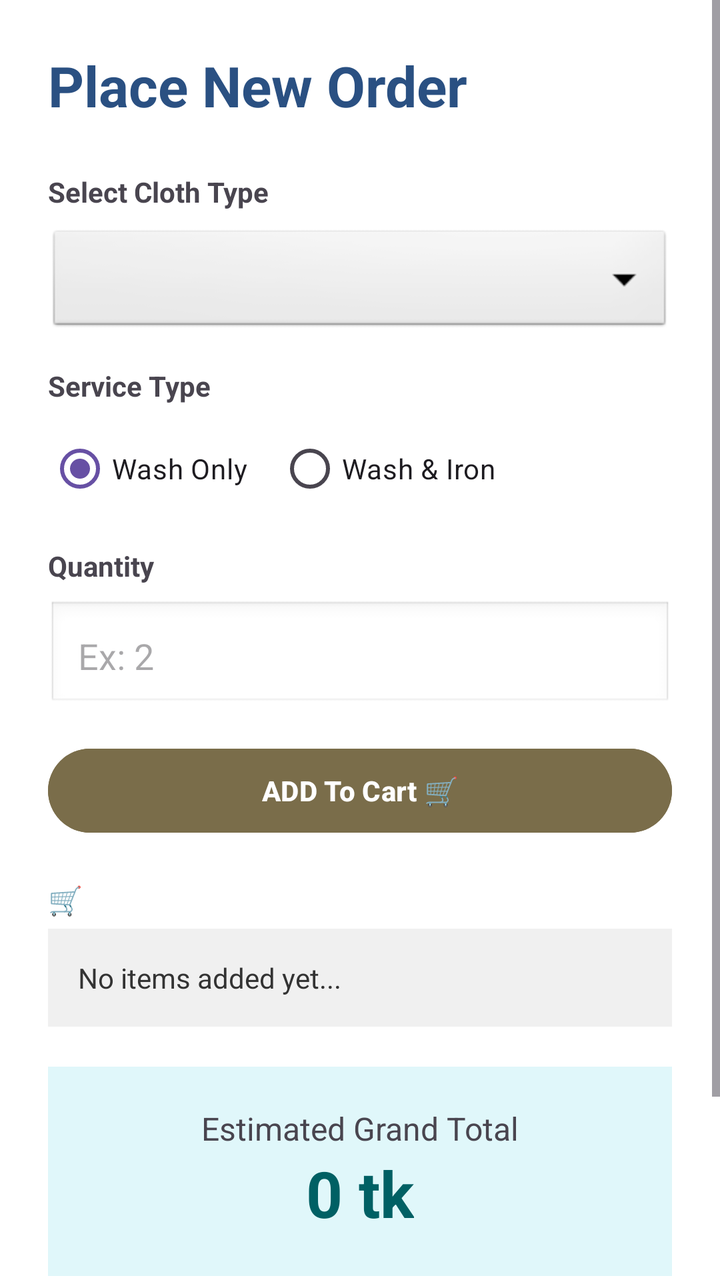
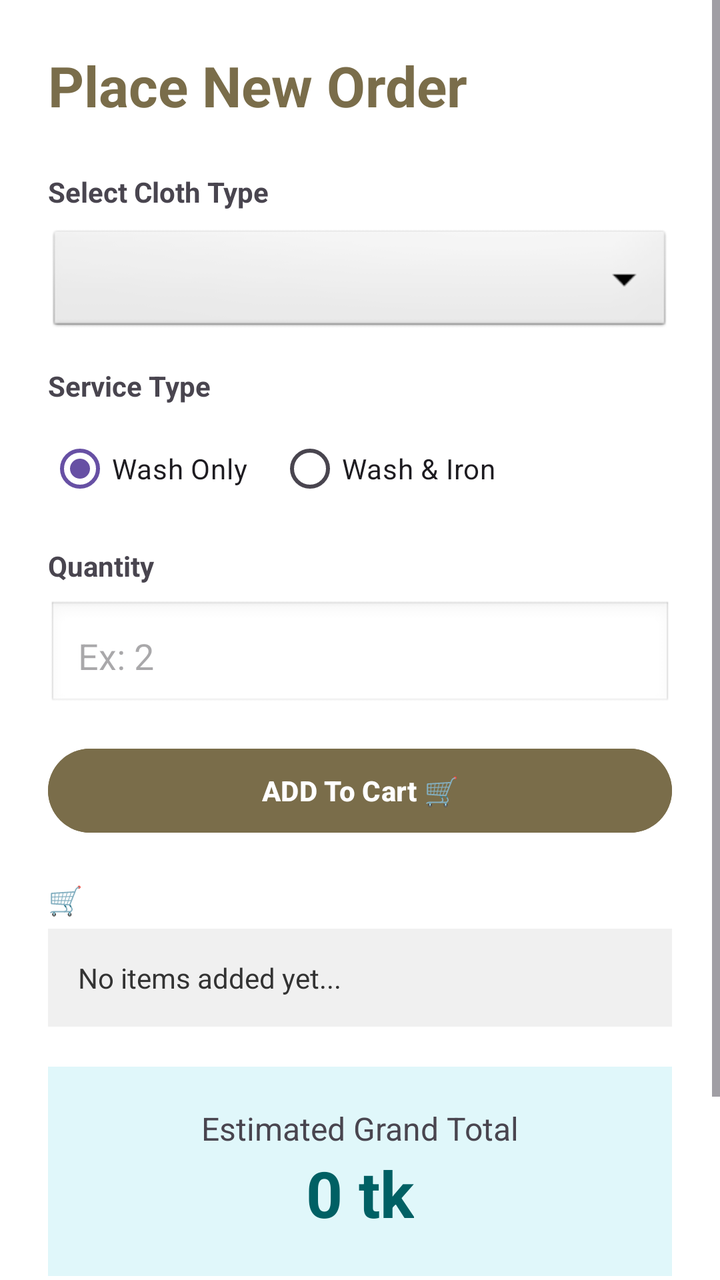

Screens rendered from an Android XML layout before and after an edit, with the pre-edit source and the edit as a unified diff.
<!-- AndroidManifest.xml: application theme Theme.LaundryApp -->
<!-- res/layout/activity_place_order.xml -->
<?xml version="1.0" encoding="utf-8"?>
<ScrollView xmlns:android="http://schemas.android.com/apk/res/android"
    xmlns:tools="http://schemas.android.com/tools"
    android:layout_width="match_parent"
    android:layout_height="match_parent"
    android:background="#FFFFFF">

    <LinearLayout
        android:layout_width="match_parent"
        android:layout_height="wrap_content"
        android:orientation="vertical"
        android:padding="24dp">

        <TextView
            android:layout_width="wrap_content"
            android:layout_height="wrap_content"
            android:text="Place New Order"
            android:textSize="28sp"
            android:textStyle="bold"
            android:textColor="#2a5082"
            android:layout_marginBottom="25dp"/>

        <TextView
            android:layout_width="wrap_content"
            android:layout_height="wrap_content"
            android:text="Select Cloth Type"
            android:textStyle="bold"
            android:layout_marginBottom="8dp"/>

        <Spinner
            android:id="@+id/spinnerClothType"
            android:layout_width="match_parent"
            android:layout_height="55dp"
            android:background="@android:drawable/btn_dropdown"
            android:layout_marginBottom="15dp"/>

        <TextView
            android:layout_width="wrap_content"
            android:layout_height="wrap_content"
            android:text="Service Type"
            android:textStyle="bold"
            android:layout_marginBottom="8dp"/>

        <RadioGroup
            android:id="@+id/radioGroupService"
            android:layout_width="match_parent"
            android:layout_height="wrap_content"
            android:orientation="horizontal"
            android:layout_marginBottom="15dp">

            <RadioButton
                android:id="@+id/rbWashIron"
                android:layout_width="wrap_content"
                android:layout_height="wrap_content"
                android:layout_marginEnd="15dp"
                android:checked="true"
                android:text="Wash Only" />

            <RadioButton
                android:id="@+id/rbDryClean"
                android:layout_width="wrap_content"
                android:layout_height="wrap_content"
                android:text="Wash &amp; Iron" />
        </RadioGroup>

        <TextView
            android:layout_width="wrap_content"
            android:layout_height="wrap_content"
            android:text="Quantity"
            android:textStyle="bold"
            android:layout_marginBottom="8dp"/>

        <EditText
            android:id="@+id/etQuantity"
            android:layout_width="match_parent"
            android:layout_height="55dp"
            android:hint="Ex: 2"
            android:inputType="number"
            android:background="@android:drawable/edit_text"
            android:padding="15dp"
            android:layout_marginBottom="15dp"/>

        <Button
            android:id="@+id/btnAddItem"
            android:layout_width="match_parent"
            android:layout_height="50dp"
            android:layout_marginBottom="20dp"
            android:backgroundTint="#7A6D4A"
            android:text="ADD To Cart 🛒"
            android:textStyle="bold" />

        <TextView
            android:layout_width="wrap_content"
            android:layout_height="wrap_content"
            android:layout_marginBottom="5dp"
            android:text="🛒 "
            android:textStyle="bold"
            tools:textSize="48sp" />

        <TextView
            android:id="@+id/tvCartList"
            android:layout_width="match_parent"
            android:layout_height="wrap_content"
            android:text="No items added yet..."
            android:background="#F0F0F0"
            android:padding="15dp"
            android:textSize="14sp"
            android:textColor="#333333"
            android:layout_marginBottom="20dp"/>

        <LinearLayout
            android:layout_width="match_parent"
            android:layout_height="wrap_content"
            android:background="#E0F7FA"
            android:padding="20dp"
            android:orientation="vertical"
            android:gravity="center"
            android:layout_marginBottom="25dp">

            <TextView
                android:layout_width="wrap_content"
                android:layout_height="wrap_content"
                android:text="Estimated Grand Total"
                android:textSize="16sp"/>

            <TextView
                android:id="@+id/tvTotalPrice"
                android:layout_width="wrap_content"
                android:layout_height="wrap_content"
                android:text="0 tk"
                android:textColor="#006064"
                android:textSize="32sp"
                android:textStyle="bold" />
        </LinearLayout>

        <Button
            android:id="@+id/btnPlaceOrder"
            android:layout_width="match_parent"
            android:layout_height="60dp"
            android:text="CONFIRM ORDER"
            android:backgroundTint="#2E7D32"
            android:textStyle="bold"
            android:textSize="18sp"/>

    </LinearLayout>
</ScrollView>
<!-- resources referenced by this layout -->
<resources>
  <style name="Theme.LaundryApp" parent="Base.Theme.LaundryApp" />
  <style name="Base.Theme.LaundryApp" parent="Theme.Material3.DayNight.NoActionBar">
          
          
      </style>
</resources>

<!-- the commit's change to res/layout/activity_place_order.xml (unified diff, before → after) -->
@@ -14,11 +14,11 @@
         <TextView
             android:layout_width="wrap_content"
             android:layout_height="wrap_content"
+            android:layout_marginBottom="25dp"
             android:text="Place New Order"
+            android:textColor="#7A6D4A"
             android:textSize="28sp"
-            android:textStyle="bold"
-            android:textColor="#2a5082"
-            android:layout_marginBottom="25dp"/>
+            android:textStyle="bold" />
 
         <TextView
             android:layout_width="wrap_content"
@@ -95,7 +95,7 @@
             android:layout_marginBottom="5dp"
             android:text="🛒 "
             android:textStyle="bold"
-            tools:textSize="48sp" />
+            tools:textSize="24sp" />
 
         <TextView
             android:id="@+id/tvCartList"
